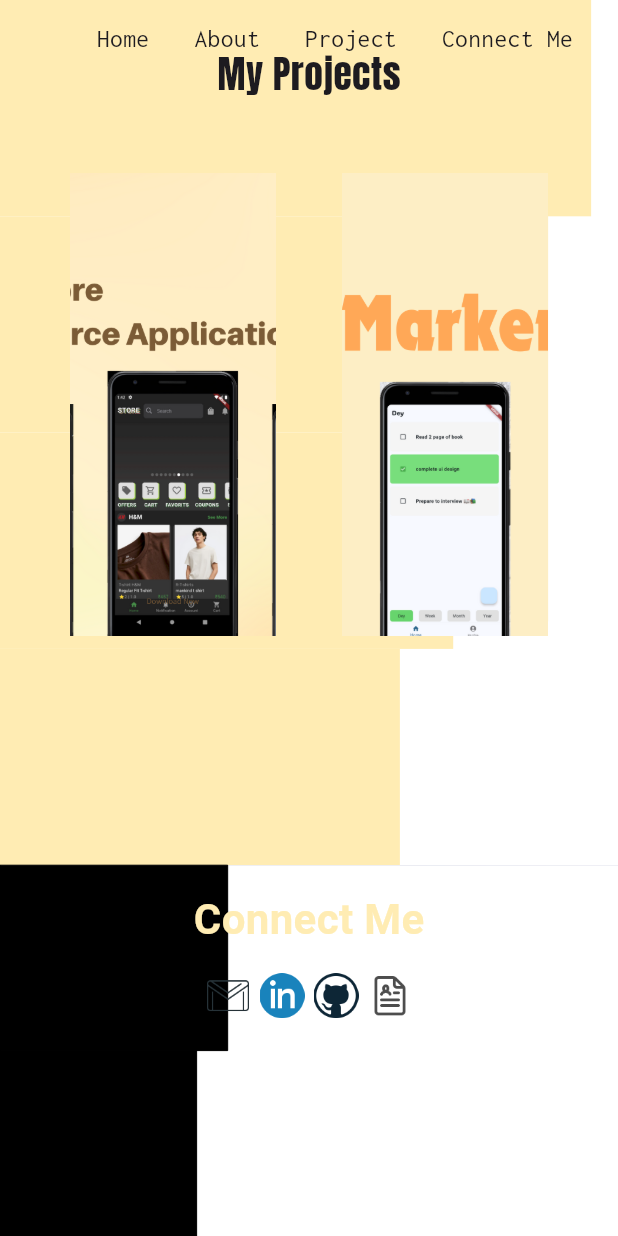
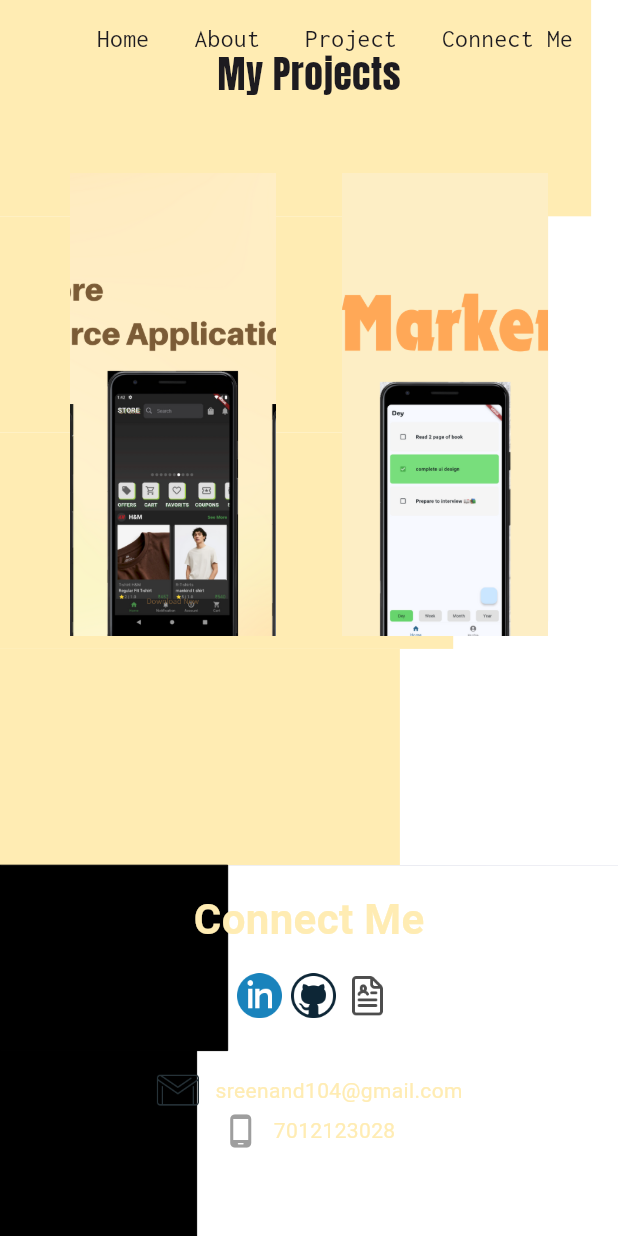
Before and after one commit to SreenandhMt/portfolio_website, a Flutter app: the screen it shows after launch, scrolled down 1698 dp, on a phone screen of 412 x 824 dp. Run offline on Flutter 3.47's test engine with Material 3 defaults, Android fonts, the phone set to English and light mode, and no system bars; our stand-ins replace animated_text_kit, go_router, google_fonts; Roboto replaces fonts that are missing (Abel).

Commit message:
✨edit - (connect page)

```diff
--- a/lib/connect/connect_page.dart
+++ b/lib/connect/connect_page.dart
@@ -1,6 +1,5 @@
 import 'dart:developer';
 
-import 'package:animated_text_kit/animated_text_kit.dart';
 import 'package:flutter/material.dart';
 import 'package:google_fonts/google_fonts.dart';
 import 'package:url_launcher/url_launcher.dart';
@@ -24,7 +23,9 @@ class _ConnectSectionState extends State<ConnectSection> {
           width: size.width*1,
           height: size.height*0.3,
           color: Colors.transparent,
-          child: Padding(
+          child: Stack(
+            children: [
+              Padding(
                   padding: const EdgeInsets.all(16.0),
                   child: Column(
                     children: [
@@ -33,12 +34,6 @@ class _ConnectSectionState extends State<ConnectSection> {
                       const Row(
                         mainAxisAlignment: MainAxisAlignment.center,
                         children: [
-                      AnimatedIconButton(
-                        icon: Icons.mail,
-                        text: "Open Email",
-                        imageUrl: 'assets/image/email.png',
-                        url: "mailto:sreenand104@gmail.com",
-                      ),
                           SizedBox(width: 6),
                           AnimatedIconButton(
                             icon: Icons.linked_camera,
@@ -62,8 +57,66 @@ class _ConnectSectionState extends State<ConnectSection> {
                           ),
                         ],
                       ),
+                      if(size.width<=1500)
+                      SizedBox(height: size.height*.04),
+                      if(size.width<=1500)
+                        Row(
+                          mainAxisAlignment: MainAxisAlignment.center,
+                      children: [
+                        AnimatedIconButton(
+                                icon: Icons.mail,
+                                text: "Open Email",
+                                imageUrl: 'assets/image/email.png',
+                                url: "mailto:sreenand104@gmail.com",
+                              ),
+                              SizedBox(width: 10),
+                              Text("sreenand104@gmail.com",style: GoogleFonts.abel(color: Colors.amber[100]))
                       ],
                     ),
+                    if(size.width<=1500)
+                    Row(
+                      mainAxisAlignment: MainAxisAlignment.center,
+                      children: [
+                        Icon(Icons.phone_android_rounded,color:Colors.grey,),
+                        SizedBox(width: 10),
+                              Text("7012123028",style: GoogleFonts.abel(color: Colors.amber[100]))
+                      ],
+                    )
+                    ],
+                  ),
+                ),
+                if(size.width>=1500)
+                Align(
+                  alignment: Alignment.topRight,
+                  child: SizedBox(
+                    width: size.width*.14,
+                    child: Column(
+                      children: [
+                        SizedBox(height: size.height*.04),
+                        Row(
+                      children: [
+                        AnimatedIconButton(
+                                icon: Icons.mail,
+                                text: "Open Email",
+                                imageUrl: 'assets/image/email.png',
+                                url: "mailto:sreenand104@gmail.com",
+                              ),
+                              SizedBox(width: 10),
+                              Text("sreenand104@gmail.com",style: GoogleFonts.abel(color: Colors.amber[100]))
+                      ],
+                    ),
+                    Row(
+                      children: [
+                        Icon(Icons.phone_android_rounded,color:Colors.grey,),
+                        SizedBox(width: 10),
+                              Text("7012123028",style: GoogleFonts.abel(color: Colors.amber[100]))
+                      ],
+                    )
+                      ],
+                    ),
+                  ),
+                )
+            ],
           ),
         ),
       ],
--- a/lib/main_page/main_page.dart
+++ b/lib/main_page/main_page.dart
@@ -35,7 +35,7 @@ class MainPage extends StatelessWidget {
         scrollController.animateTo(0, duration: const Duration(seconds: 1), curve: Easing.legacy);
        },
        const SingleActivator(LogicalKeyboardKey.keyA): () async{
-        scrollController.animateTo(size.height*1.1, duration: const Duration(seconds: 1), curve: Easing.legacy);
+        scrollController.animateTo(size.height*1.07, duration: const Duration(seconds: 1), curve: Easing.legacy);
        },
     },
       child: Focus(
```
Lines whose indentation alone changed are shown as unchanged.
